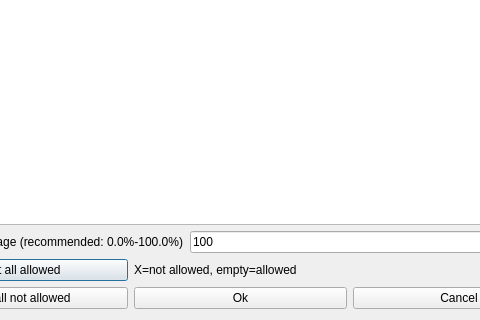
Old version of the form fet/src/interface/modifyconstraintactivitiespreferredstartingtimesform_template.ui in the repository vonmecheln/fet; both pictures show x 95 to 575 and y 251 to 571 of the 671 by 571 pixel window.
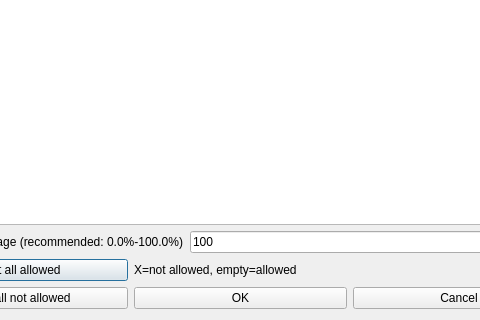
New version of the form.

The edit to the form file:
```diff
--- a/fet/src/interface/modifyconstraintactivitiespreferredstartingtimesform_template.ui
+++ b/fet/src/interface/modifyconstraintactivitiespreferredstartingtimesform_template.ui
@@ -140,7 +140,7 @@
      <item row="1" column="1">
       <widget class="QPushButton" name="okPushButton">
        <property name="text">
-        <string>Ok</string>
+        <string>OK</string>
        </property>
       </widget>
      </item>
```
